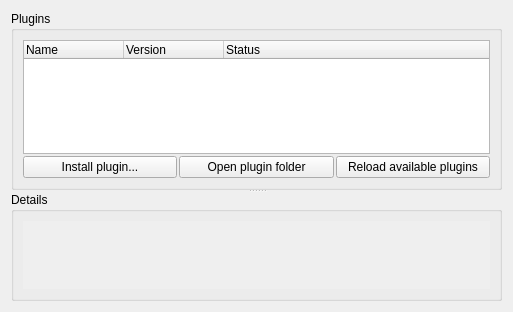
Qt form ui/options_plugins.ui (metabrainz/picard) before a commit.
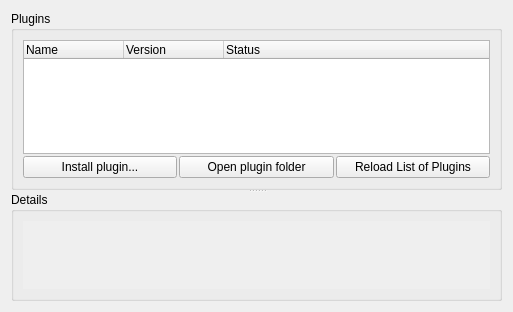
The same form after that commit.

Commit message:
Reload available plugins -> Reload List of Plugins
See https://github.com/musicbrainz/picard/pull/420#discussion_r40503196

What changed in the file:
```diff
--- a/ui/options_plugins.ui
+++ b/ui/options_plugins.ui
@@ -101,7 +101,7 @@
             </sizepolicy>
            </property>
            <property name="text">
-            <string>Reload available plugins</string>
+            <string>Reload List of Plugins</string>
            </property>
           </widget>
          </item>
```
Left out of the diff: 2 changed lines with no effect on the pictures. The commit also changes 2 other files.
